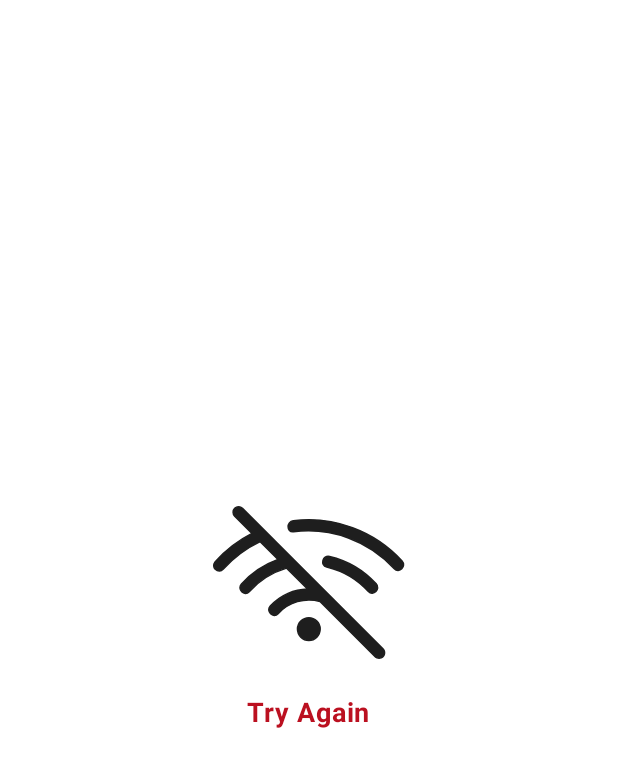
After one commit to DaniilHalushka/PexelsApp, an Android app built with Jetpack Compose: the composable HomeEmptyScreen shown on its own in the app's theme, on a phone screen of 412 x 824 dp. The commit adds this screen. Shown: the top 767 px of the screen. Run offline under Robolectric (Android 15) with nearby library versions, the phone set to English and light mode, and no system bars.

Commit message:
Add HomeEmptyScreen and FailedResultScreen. Add internet connection

```diff
--- a/app/src/main/AndroidManifest.xml
+++ b/app/src/main/AndroidManifest.xml
@@ -2,6 +2,7 @@
 <manifest xmlns:android="http://schemas.android.com/apk/res/android"
     xmlns:tools="http://schemas.android.com/tools">
 
+    <uses-permission android:name="android.permission.ACCESS_NETWORK_STATE" />
     <uses-permission android:name="android.permission.INTERNET"/>
 
     <application
--- /dev/null
+++ b/app/src/main/java/com/daniil/halushka/pexelsapp/presentation/screen/home/HomeEmptyScreen.kt
@@ -0,0 +1,55 @@
+package com.daniil.halushka.pexelsapp.presentation.screen.home
+
+import androidx.compose.foundation.clickable
+import androidx.compose.foundation.layout.Box
+import androidx.compose.foundation.layout.Column
+import androidx.compose.foundation.layout.Spacer
+import androidx.compose.foundation.layout.fillMaxSize
+import androidx.compose.foundation.layout.height
+import androidx.compose.material3.Icon
+import androidx.compose.material3.MaterialTheme
+import androidx.compose.material3.Text
+import androidx.compose.runtime.Composable
+import androidx.compose.ui.Alignment
+import androidx.compose.ui.Modifier
+import androidx.compose.ui.res.painterResource
+import androidx.compose.ui.res.stringResource
+import androidx.compose.ui.text.font.FontWeight
+import androidx.compose.ui.unit.dp
+import androidx.compose.ui.unit.sp
+import com.daniil.halushka.pexelsapp.R
+
+@Composable
+fun HomeEmptyScreen(
+    onClick: () -> Unit
+) {
+    Box(
+        modifier = Modifier
+            .fillMaxSize(),
+        contentAlignment = Alignment.Center
+    ) {
+        Column(
+            horizontalAlignment = Alignment.CenterHorizontally,
+        ) {
+            Icon(
+                painter = painterResource(id = R.drawable.ic_no_network),
+                contentDescription = stringResource(id = R.string.icon_no_network),
+                tint = MaterialTheme.colorScheme.onBackground
+            )
+            Spacer(
+                modifier = Modifier
+                    .height(24.dp)
+            )
+            Text(
+                modifier = Modifier
+                    .clickable {
+                        onClick()
+                    },
+                text = stringResource(id = R.string.try_again),
+                fontSize = 18.sp,
+                fontWeight = FontWeight.Bold,
+                color = MaterialTheme.colorScheme.tertiary,
+            )
+        }
+    }
+}
--- /dev/null
+++ b/app/src/main/res/drawable/ic_no_network.xml
@@ -0,0 +1,21 @@
+<vector xmlns:android="http://schemas.android.com/apk/res/android"
+    android:width="128dp"
+    android:height="102dp"
+    android:viewportWidth="128"
+    android:viewportHeight="102">
+  <path
+      android:strokeWidth="1"
+      android:pathData="M53.51,9.86C51.21,10.13 50.07,12.11 50.07,13.87C50.06,14.76 50.34,15.65 50.95,16.3C51.57,16.96 52.48,17.3 53.63,17.17L53.63,17.17L53.64,17.17C65.99,15.59 78.55,17.01 90.25,21.3C101.94,25.59 112.43,32.63 120.84,41.83L120.84,41.83C121.63,42.68 122.57,43.03 123.49,42.98C124.39,42.93 125.23,42.49 125.86,41.86C127.11,40.6 127.64,38.43 126.05,36.68L126.05,36.68C116.96,26.77 105.64,19.16 93.02,14.5C80.41,9.84 66.86,8.24 53.51,9.86ZM53.51,9.86C53.51,9.86 53.51,9.86 53.51,9.86C53.51,9.86 53.51,9.86 53.51,9.86ZM76.41,40.81V40.79C86.88,43.37 96.35,49.02 103.59,57.02L103.59,57.02C104.37,57.88 105.31,58.23 106.23,58.18C107.13,58.13 107.97,57.69 108.6,57.06C109.86,55.8 110.39,53.63 108.8,51.88L108.8,51.88C100.51,42.8 89.67,36.42 77.7,33.6L77.7,33.6C75.4,33.06 73.77,34.59 73.3,36.31C73.06,37.17 73.1,38.11 73.5,38.93C73.9,39.76 74.67,40.4 75.8,40.67L76.41,40.81Z"
+      android:fillColor="#000000"
+      android:strokeColor="#000000"/>
+  <path
+      android:strokeWidth="1"
+      android:pathData="M63.89,89.66C68.07,89.66 71.46,86.27 71.46,82.08C71.46,77.9 68.07,74.51 63.89,74.51C59.7,74.51 56.31,77.9 56.31,82.08C56.31,86.27 59.7,89.66 63.89,89.66Z"
+      android:fillColor="#000000"
+      android:strokeColor="#000000"/>
+  <path
+      android:strokeWidth="1"
+      android:pathData="M18.97,51.99L18.97,51.99C17.4,53.75 17.92,55.93 19.16,57.19C19.78,57.83 20.62,58.26 21.52,58.31C22.43,58.36 23.36,58.01 24.14,57.14C30.84,49.7 39.47,44.25 49.07,41.4L62.99,55.32C58.51,55.45 54.09,56.44 49.97,58.25C45.49,60.21 41.47,63.09 38.17,66.7C36.59,68.44 37.14,70.61 38.39,71.86C39.03,72.48 39.87,72.92 40.77,72.97C41.69,73.02 42.62,72.66 43.4,71.8C46.86,67.97 51.32,65.18 56.27,63.75C61.19,62.32 66.4,62.29 71.33,63.64L108.12,100.43C108.46,100.77 108.86,101.04 109.31,101.22C109.76,101.4 110.23,101.5 110.71,101.5C111.2,101.5 111.67,101.4 112.12,101.22C112.57,101.04 112.97,100.77 113.31,100.43C113.65,100.08 113.92,99.68 114.11,99.23C114.29,98.79 114.39,98.31 114.39,97.83C114.39,97.35 114.29,96.87 114.11,96.42C113.92,95.98 113.65,95.57 113.31,95.23L19.65,1.58C18.96,0.89 18.03,0.5 17.06,0.5C16.08,0.5 15.15,0.89 14.46,1.58C13.77,2.26 13.39,3.2 13.39,4.17C13.39,5.14 13.77,6.08 14.46,6.77L25.97,18.28C16.83,22.93 8.62,29.24 1.77,36.87C1.4,37.19 1.09,37.59 0.88,38.03C0.65,38.48 0.53,38.97 0.5,39.48C0.48,39.98 0.56,40.48 0.74,40.95L1.21,40.78L0.74,40.95C0.92,41.43 1.2,41.85 1.55,42.21C1.91,42.57 2.33,42.85 2.8,43.04C3.27,43.23 3.77,43.32 4.27,43.3C4.78,43.28 5.27,43.16 5.73,42.95L5.51,42.5L5.73,42.95C6.18,42.73 6.58,42.43 6.92,42.05C13.82,34.4 22.15,28.19 31.45,23.75L43.33,35.63C33.99,38.99 25.62,44.61 18.97,51.99Z"
+      android:fillColor="#000000"
+      android:strokeColor="#000000"/>
+</vector>
--- a/app/src/main/res/values/strings.xml
+++ b/app/src/main/res/values/strings.xml
@@ -18,6 +18,10 @@
     <string name="bookmarks">Bookmarks</string>
     <string name="name_surname">Name Surname</string>
     <string name="context_is_null">Context is null in DownloadReceiver</string>
-
+    <string name="icon_no_network">No network</string>
+    <string name="try_again">Try Again</string>
+    <string name="explore">Explore</string>
+    <string name="no_results_found">No results found</string>
+    <string name="check_your_internet_connection">Check your Internet connection</string>
 
 </resources>
```
Also changed, not shown: app/src/main/java/com/daniil/halushka/pexelsapp/presentation/screen/home/HomeScreen.kt (+117 -13 lines), app/src/main/java/com/daniil/halushka/pexelsapp/presentation/screen/home/HomeScreenViewModel.kt (+6 -1 lines), app/src/main/java/com/daniil/halushka/pexelsapp/presentation/screen/utils/CheckInternetConnection.kt (added, +17 -0 lines), app/src/main/java/com/daniil/halushka/pexelsapp/presentation/screen/utils/FailedResultScreen.kt (added, +59 -0 lines).
